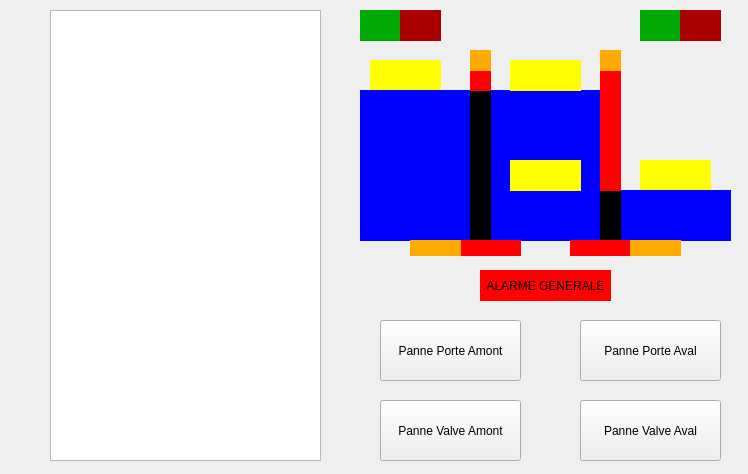
Old version of the form ecluse.ui in the repository Alpam/Ecluse.
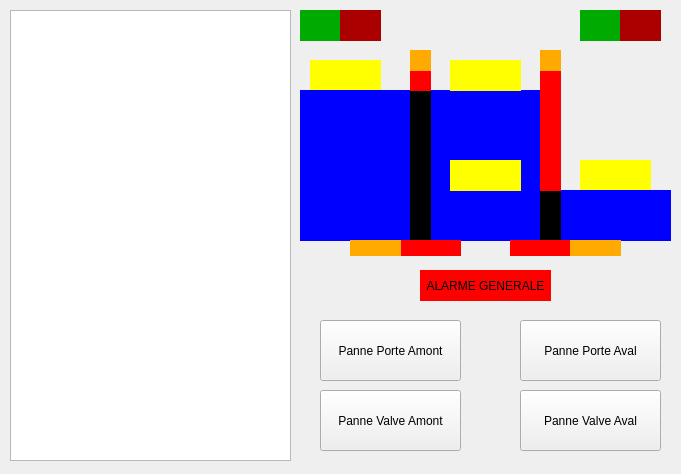
New version of the form.

```diff
--- a/ecluse.ui
+++ b/ecluse.ui
@@ -6,7 +6,7 @@
    <rect>
     <x>0</x>
     <y>0</y>
-    <width>748</width>
+    <width>681</width>
     <height>474</height>
    </rect>
   </property>
@@ -16,9 +16,9 @@
   <widget class="QTextEdit" name="etat">
    <property name="geometry">
     <rect>
-     <x>50</x>
+     <x>10</x>
      <y>10</y>
-     <width>271</width>
+     <width>281</width>
      <height>451</height>
     </rect>
    </property>
@@ -26,7 +26,7 @@
   <widget class="QLabel" name="bateauAm">
    <property name="geometry">
     <rect>
-     <x>370</x>
+     <x>310</x>
      <y>60</y>
      <width>71</width>
      <height>31</height>
@@ -460,7 +460,7 @@
   <widget class="QLabel" name="eauAm">
    <property name="geometry">
     <rect>
-     <x>360</x>
+     <x>300</x>
      <y>90</y>
      <width>111</width>
      <height>151</height>
@@ -891,7 +891,7 @@
   <widget class="QLabel" name="porteAm">
    <property name="geometry">
     <rect>
-     <x>470</x>
+     <x>410</x>
      <y>50</y>
      <width>21</width>
      <height>191</height>
@@ -1322,7 +1322,7 @@
   <widget class="QLabel" name="porteAv">
    <property name="geometry">
     <rect>
-     <x>600</x>
+     <x>540</x>
      <y>50</y>
      <width>21</width>
      <height>191</height>
@@ -1753,7 +1753,7 @@
   <widget class="QLabel" name="eauEcAm">
    <property name="geometry">
     <rect>
-     <x>490</x>
+     <x>430</x>
      <y>90</y>
      <width>111</width>
      <height>151</height>
@@ -2187,7 +2187,7 @@
    </property>
    <property name="geometry">
     <rect>
-     <x>640</x>
+     <x>580</x>
      <y>160</y>
      <width>71</width>
      <height>31</height>
@@ -2621,7 +2621,7 @@
   <widget class="QLabel" name="bateauEcAm">
    <property name="geometry">
     <rect>
-     <x>510</x>
+     <x>450</x>
      <y>60</y>
      <width>71</width>
      <height>31</height>
@@ -3055,7 +3055,7 @@
   <widget class="QLabel" name="eauEcAv">
    <property name="geometry">
     <rect>
-     <x>490</x>
+     <x>430</x>
      <y>190</y>
      <width>111</width>
      <height>51</height>
@@ -3486,7 +3486,7 @@
   <widget class="QLabel" name="eauAv">
    <property name="geometry">
     <rect>
-     <x>620</x>
+     <x>560</x>
      <y>190</y>
      <width>111</width>
      <height>51</height>
@@ -3917,7 +3917,7 @@
   <widget class="QLabel" name="eauEcMid">
    <property name="geometry">
     <rect>
-     <x>490</x>
+     <x>430</x>
      <y>150</y>
      <width>111</width>
      <height>91</height>
@@ -4348,7 +4348,7 @@
   <widget class="QLabel" name="bateauEcAv">
    <property name="geometry">
     <rect>
-     <x>510</x>
+     <x>450</x>
      <y>160</y>
      <width>71</width>
      <height>31</height>
@@ -4782,7 +4782,7 @@
   <widget class="QLabel" name="feuAm">
    <property name="geometry">
     <rect>
-     <x>360</x>
+     <x>300</x>
      <y>10</y>
      <width>81</width>
      <height>31</height>
@@ -5213,7 +5213,7 @@
   <widget class="QLabel" name="feuAv">
    <property name="geometry">
     <rect>
-     <x>640</x>
+     <x>580</x>
      <y>10</y>
      <width>81</width>
      <height>31</height>
@@ -5644,7 +5644,7 @@
   <widget class="QLabel" name="feuAmV">
    <property name="geometry">
     <rect>
-     <x>360</x>
+     <x>300</x>
      <y>10</y>
      <width>41</width>
      <height>31</height>
@@ -6075,7 +6075,7 @@
   <widget class="QLabel" name="feuAvV">
    <property name="geometry">
     <rect>
-     <x>640</x>
+     <x>580</x>
      <y>10</y>
      <width>41</width>
      <height>31</height>
@@ -6506,7 +6506,7 @@
   <widget class="QLabel" name="feuAvR">
    <property name="geometry">
     <rect>
-     <x>680</x>
+     <x>620</x>
      <y>10</y>
      <width>41</width>
      <height>31</height>
@@ -6937,7 +6937,7 @@
   <widget class="QLabel" name="feuAmR">
    <property name="geometry">
     <rect>
-     <x>400</x>
+     <x>340</x>
      <y>10</y>
      <width>41</width>
      <height>31</height>
@@ -7368,7 +7368,7 @@
   <widget class="QLabel" name="porteAmFct">
    <property name="geometry">
     <rect>
-     <x>470</x>
+     <x>410</x>
      <y>50</y>
      <width>21</width>
      <height>191</height>
@@ -7799,7 +7799,7 @@
   <widget class="QLabel" name="porteAvFct">
    <property name="geometry">
     <rect>
-     <x>600</x>
+     <x>540</x>
      <y>50</y>
      <width>21</width>
      <height>191</height>
@@ -8230,7 +8230,7 @@
   <widget class="QLabel" name="porteAvOp">
    <property name="geometry">
     <rect>
-     <x>600</x>
+     <x>540</x>
      <y>190</y>
      <width>21</width>
      <height>51</height>
@@ -8661,7 +8661,7 @@
   <widget class="QLabel" name="porteAmOp">
    <property name="geometry">
     <rect>
-     <x>470</x>
+     <x>410</x>
      <y>90</y>
      <width>21</width>
      <height>151</height>
@@ -9092,7 +9092,7 @@
   <widget class="QLabel" name="valveAvOp">
    <property name="geometry">
     <rect>
-     <x>570</x>
+     <x>510</x>
      <y>240</y>
      <width>111</width>
      <height>16</height>
@@ -9523,7 +9523,7 @@
   <widget class="QLabel" name="valveAmOp">
    <property name="geometry">
     <rect>
-     <x>410</x>
+     <x>350</x>
      <y>240</y>
      <width>111</width>
      <height>16</height>
@@ -9954,7 +9954,7 @@
   <widget class="QLabel" name="valveAm">
    <property name="geometry">
     <rect>
-     <x>410</x>
+     <x>350</x>
      <y>240</y>
      <width>111</width>
      <height>16</height>
@@ -10385,7 +10385,7 @@
   <widget class="QLabel" name="valveAv">
    <property name="geometry">
     <rect>
-     <x>570</x>
+     <x>510</x>
      <y>240</y>
      <width>111</width>
      <height>16</height>
@@ -10816,7 +10816,7 @@
   <widget class="QPushButton" name="pannePorteAm">
    <property name="geometry">
     <rect>
-     <x>380</x>
+     <x>320</x>
      <y>320</y>
      <width>141</width>
      <height>61</height>
@@ -10829,7 +10829,7 @@
   <widget class="QPushButton" name="pannePorteAv">
    <property name="geometry">
     <rect>
-     <x>580</x>
+     <x>520</x>
      <y>320</y>
      <width>141</width>
      <height>61</height>
@@ -10842,8 +10842,8 @@
   <widget class="QPushButton" name="panneValveAv">
    <property name="geometry">
     <rect>
-     <x>580</x>
-     <y>400</y>
+     <x>520</x>
+     <y>390</y>
      <width>141</width>
      <height>61</height>
     </rect>
@@ -10855,8 +10855,8 @@
   <widget class="QPushButton" name="panneValveAm">
    <property name="geometry">
     <rect>
-     <x>380</x>
-     <y>400</y>
+     <x>320</x>
+     <y>390</y>
      <width>141</width>
      <height>61</height>
     </rect>
@@ -10868,7 +10868,7 @@
   <widget class="QLabel" name="porteAvP">
    <property name="geometry">
     <rect>
-     <x>600</x>
+     <x>540</x>
      <y>50</y>
      <width>21</width>
      <height>141</height>
@@ -11299,7 +11299,7 @@
   <widget class="QLabel" name="porteAmP">
    <property name="geometry">
     <rect>
-     <x>470</x>
+     <x>410</x>
      <y>50</y>
      <width>21</width>
      <height>41</height>
@@ -11730,7 +11730,7 @@
   <widget class="QLabel" name="valveAvP">
    <property name="geometry">
     <rect>
-     <x>570</x>
+     <x>510</x>
      <y>240</y>
      <width>111</width>
      <height>16</height>
@@ -12161,7 +12161,7 @@
   <widget class="QLabel" name="valveAmP">
    <property name="geometry">
     <rect>
-     <x>410</x>
+     <x>350</x>
      <y>240</y>
      <width>111</width>
      <height>16</height>
@@ -12592,7 +12592,7 @@
   <widget class="QLabel" name="valveAvA">
    <property name="geometry">
     <rect>
-     <x>630</x>
+     <x>570</x>
      <y>240</y>
      <width>51</width>
      <height>16</height>
@@ -13023,7 +13023,7 @@
   <widget class="QLabel" name="valveAmA">
    <property name="geometry">
     <rect>
-     <x>410</x>
+     <x>350</x>
      <y>240</y>
      <width>51</width>
      <height>16</height>
@@ -13454,7 +13454,7 @@
   <widget class="QLabel" name="porteAmA">
    <property name="geometry">
     <rect>
-     <x>470</x>
+     <x>410</x>
      <y>50</y>
      <width>21</width>
      <height>21</height>
@@ -13885,7 +13885,7 @@
   <widget class="QLabel" name="porteAvA">
    <property name="geometry">
     <rect>
-     <x>600</x>
+     <x>540</x>
      <y>50</y>
      <width>21</width>
      <height>21</height>
@@ -14316,7 +14316,7 @@
   <widget class="QLabel" name="alarmGen">
    <property name="geometry">
     <rect>
-     <x>480</x>
+     <x>420</x>
      <y>270</y>
      <width>131</width>
      <height>31</height>
```
